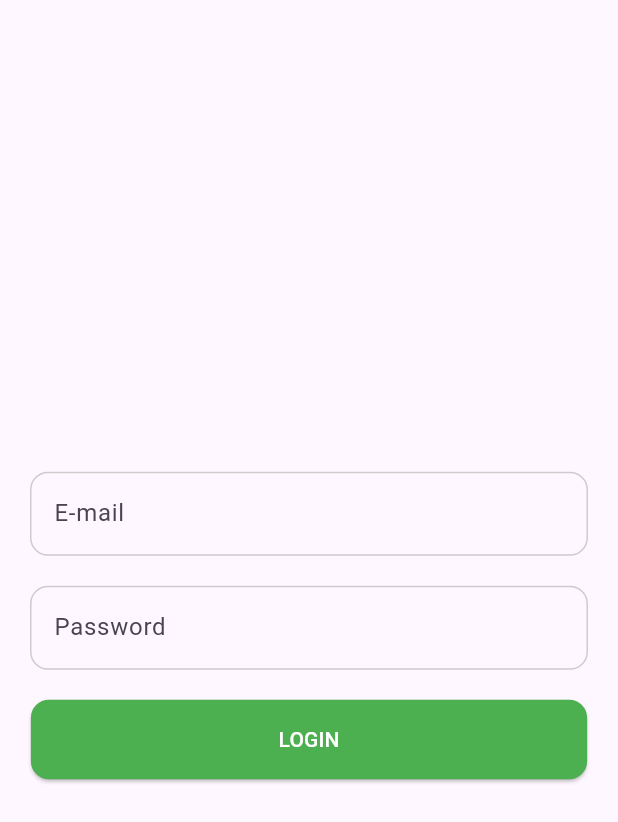
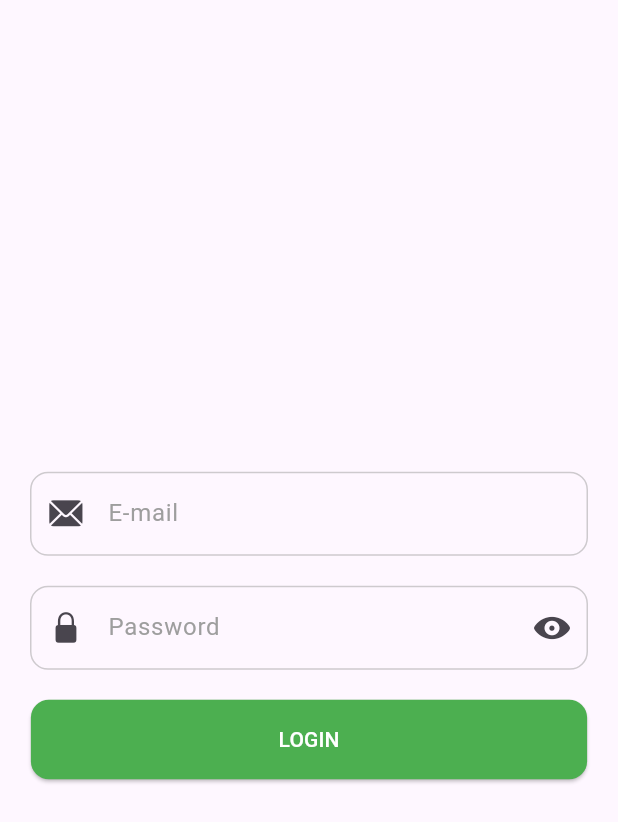
Before and after one commit to Katwal07/MovieApp, a Flutter app: the screen it shows after launch, on a phone screen of 412 x 824 dp. Shown: the top 822 px of the screen. Run offline on Flutter 3.47's test engine with Material 3 defaults, Android fonts, the phone set to English and light mode, and no system bars; our stand-ins replace bloc, equatable, flutter_bloc.

Commit message:
Second commit

```diff
--- a/lib/bloc/login/login_event.dart
+++ b/lib/bloc/login/login_event.dart
@@ -18,4 +18,6 @@ class PasswordChanged extends LoginEvent{
   @override
   List<Object> get props => [password];
 }
+class EmailUnfocused extends LoginEvent{}
+class PasswordUnfocused extends LoginEvent{}
 class LoginApi extends LoginEvent{}
--- a/lib/bloc/login/login_state.dart
+++ b/lib/bloc/login/login_state.dart
@@ -1,6 +1,4 @@
 part of 'login_bloc.dart';
-
-enum LoginStatus { initial, loading, success, error }
 
 class LoginState extends Equatable {
   final String email;
@@ -14,14 +12,19 @@ class LoginState extends Equatable {
     this.loginStatus = LoginStatus.initial,
   });
 
-  LoginState copyWith({String? email, String? password, String? message, LoginStatus? loginStatus}){
+  LoginState copyWith({
+    String? email,
+    String? password,
+    String? message,
+    LoginStatus? loginStatus,
+  }) {
     return LoginState(
-      email: email ?? this.email,
-      password: password ?? this.password,
-      message: message ?? this.message,
-      loginStatus: loginStatus ?? this.loginStatus
-    );
+        email: email ?? this.email,
+        password: password ?? this.password,
+        message: message ?? this.message,
+        loginStatus: loginStatus ?? this.loginStatus);
   }
+
   @override
   List<Object?> get props => [email, password, message, loginStatus];
 }
--- a/lib/configs/components/input_field.dart
+++ b/lib/configs/components/input_field.dart
@@ -2,25 +2,37 @@ part of 'components_imports.dart';
 
 class InputField extends StatelessWidget {
   final String hintText;
-  final FocusNode focusNode;
+  final FocusNode? focusNode;
   final FormFieldValidator? validator;
   final TextInputType? keyboardType;
   final Function(String)? onChanged;
+  final bool obscureText;
+  final Icon? prefixIcon;
+  final Icon? suffixIcon;
+
   const InputField({
     super.key,
     required this.hintText,
     required this.focusNode,
-    this.validator, this.onChanged,  this.keyboardType,
+    this.validator,
+    this.onChanged,
+    this.keyboardType,
+    this.obscureText = false,
+    this.prefixIcon,
+    this.suffixIcon,
   });
 
   @override
   Widget build(BuildContext context) {
     return Padding(
-      padding: const EdgeInsets.symmetric(horizontal: 20,vertical: 10),
+      padding: const EdgeInsets.symmetric(horizontal: 20, vertical: 10),
       child: TextFormField(
         decoration: InputDecoration(
+          prefixIcon: prefixIcon,
+          suffixIcon: suffixIcon,
           hintText: hintText,
           labelText: hintText,
+          labelStyle: const TextStyle(color: Colors.grey),
           enabledBorder: OutlineInputBorder(
             borderRadius: const BorderRadius.all(
               Radius.circular(12),
@@ -38,6 +50,8 @@ class InputField extends StatelessWidget {
         ),
         onChanged: onChanged,
         keyboardType: keyboardType,
+        validator: validator,
+        obscureText: obscureText,
       ),
     );
   }
--- /dev/null
+++ b/lib/configs/urls/app_urls.dart
@@ -0,0 +1,3 @@
+class AppUrls{
+  static const String loginApiUrl = "https://reqres.in/api/login";
+}
--- a/lib/main.dart
+++ b/lib/main.dart
@@ -1,9 +1,6 @@
 import 'package:flutter/material.dart';
-import 'package:flutter_bloc/flutter_bloc.dart';
 import 'package:movie_app/configs/routes/routes_imports.dart';
 import 'package:movie_app/configs/routes/routes_name.dart';
-
-import 'bloc/login/login_bloc.dart';
 
 void main() {
   runApp(const MyApp());
@@ -14,9 +11,7 @@ class MyApp extends StatelessWidget {
 
   @override
   Widget build(BuildContext context) {
-    return BlocProvider(
-      create: (context) => LoginBloc(),
-      child: MaterialApp(
+    return MaterialApp(
       debugShowCheckedModeBanner: false,
       title: 'Movie App',
       theme: ThemeData(
@@ -25,7 +20,6 @@ class MyApp extends StatelessWidget {
       ),
       initialRoute: RoutesName.splash,
       onGenerateRoute: Routes.generateRoute,
-      ),
     );
   }
 }
--- /dev/null
+++ b/lib/repository/auth/login_repository.dart
@@ -0,0 +1,12 @@
+import 'package:movie_app/configs/urls/app_urls.dart';
+import 'package:movie_app/data/network/network_api_service.dart';
+import 'package:movie_app/model/user/user_model.dart';
+
+class LoginRepository{
+  final _api = NetworkApiService();
+  Future<UserModel> loginApi(dynamic data)async{
+    final response = await _api.postApi(AppUrls.loginApiUrl, data);
+    // converts the JSON response from the server into UserModel Object
+    return UserModel.fromJson(response);
+  }
+}
--- /dev/null
+++ b/lib/utils/enums.dart
@@ -0,0 +1 @@
+enum LoginStatus{initial, loading, success, error}
--- a/lib/views/login/login.dart
+++ b/lib/views/login/login.dart
@@ -8,17 +8,37 @@ class LoginView extends StatefulWidget {
 }
 
 class _LoginViewState extends State<LoginView> {
+  late LoginBloc loginBloc;
+
   final emailFocusNode = FocusNode();
   final passwordFocusNode = FocusNode();
   final _formKey = GlobalKey<FormState>();
   @override
+  void initState() {
+    super.initState();
+    loginBloc = LoginBloc();
+  }
+
+  @override
   Widget build(BuildContext context) {
     return Scaffold(
-      body: Center(
+      body: BlocProvider(
+        create: (context) => LoginBloc(),
+        child: Center(
           child: SingleChildScrollView(
             child: SafeArea(
               child: Form(
                 key: _formKey,
+                child: Column(
+                  children: [
+                    LoginEmailInput(emailFocusNode: emailFocusNode),
+                    LoginPasswordInput(passwordFocusNode: passwordFocusNode),
+                    const SizedBox(
+                      height: CustomSize.defaultSpace,
+                    ),
+                    SizedBox(
+                      width: MediaQuery.of(context).size.width * .9,
+                      height: 53,
                       child: BlocListener<LoginBloc, LoginState>(
                         listenWhen: (previous, current) =>
                             current.loginStatus != previous.loginStatus,
@@ -34,82 +54,47 @@ class _LoginViewState extends State<LoginView> {
                                 ),
                               );
                           }
+
                           if (state.loginStatus == LoginStatus.success) {
+                            ScaffoldMessenger.of(context)
+                              ..hideCurrentSnackBar()
+                              ..showSnackBar(
+                                SnackBar(
+                                  content: Text(
+                                    state.message.toString(),
+                                  ),
+                                ),
+                              );
+                          }
+
+                          if (state.loginStatus == LoginStatus.loading) {
                             ScaffoldMessenger.of(context)
                               ..hideCurrentSnackBar()
                               ..showSnackBar(
                                 const SnackBar(
                                   content: Text(
-                            'Login Successful',
+                                    'submitting...',
                                   ),
                                 ),
                               );
                           }
                         },
-                child: Column(
-                  children: [
-                    BlocBuilder<LoginBloc, LoginState>(
+                        child: BlocBuilder<LoginBloc, LoginState>(
                           buildWhen: (previous, current) =>
-                          current.email != previous.email,
+                              current.loginStatus != previous.loginStatus,
                           builder: (context, state) {
-                        return InputField(
-                          focusNode: emailFocusNode,
-                          keyboardType: TextInputType.emailAddress,
-                          hintText: 'E-mail',
-                          onChanged: (value) {
-                            context
-                                .read<LoginBloc>()
-                                .add(EmailChanged(email: value));
+                            return CommonButton(
+                              onPressed: () {
+                                if (_formKey.currentState!.validate()) {
+                                  context.read<LoginBloc>().add(LoginApi());
+                                }
                               },
-                          validator: (value) {
-                            if (value!.isEmpty) {
-                              return "Email is required";
-                            }
-                            return null;
-                          },
+                              child: state.loginStatus == LoginStatus.loading
+                                  ? const CircularProgressIndicator()
+                                  : const Text('LOGIN'),
                             );
                           },
                         ),
-                    BlocBuilder<LoginBloc, LoginState>(
-                      buildWhen: (previous, current) =>
-                          current.password != previous.password,
-                      builder: (context, state) {
-                        return InputField(
-                          focusNode: passwordFocusNode,
-                          keyboardType: TextInputType.visiblePassword,
-                          hintText: 'Password',
-                          onChanged: (value) {
-                            context
-                                .read<LoginBloc>()
-                                .add(PasswordChanged(password: value));
-                          },
-                          validator: (value) {
-                            if (value!.isEmpty) {
-                              return "Password is required";
-                            }
-                            return null;
-                          },
-                        );
-                      },
-                    ),
-                    const SizedBox(
-                      height: CustomSize.defaultSpace,
-                    ),
-                    SizedBox(
-                      width: MediaQuery.of(context).size.width * .9,
-                      height: 53,
-                      child: BlocBuilder<LoginBloc, LoginState>(
-                        buildWhen:(previous, current) => current.loginStatus != previous.loginStatus,
-                        builder: (context, state) {
-                          return CommonButton(
-                            onPressed: () {
-                              if(_formKey.currentState!.validate()){
-                                context.read<LoginBloc>().add(LoginApi());
-                              }
-                            },
-                            child: state.loginStatus == LoginStatus.loading ? const CircularProgressIndicator(): const Text('LOGIN'),
-                          );
-                        },
                       ),
                     ),
                   ],
--- a/lib/views/login/login_imports.dart
+++ b/lib/views/login/login_imports.dart
@@ -1,8 +1,9 @@
 import 'package:flutter/material.dart';
 import 'package:flutter_bloc/flutter_bloc.dart';
 import 'package:movie_app/configs/size/sizes.dart';
-
 import '../../bloc/login/login_bloc.dart';
 import '../../configs/components/components_imports.dart';
+import '../../utils/enums.dart';
+import 'widgets/widgets_imports.dart';
 
 part 'login.dart';
--- /dev/null
+++ b/lib/views/login/widgets/email.dart
@@ -0,0 +1,32 @@
+part of 'widgets_imports.dart';
+
+class LoginEmailInput extends StatelessWidget {
+  const LoginEmailInput({
+    super.key,
+    required this.emailFocusNode,
+  });
+
+  final FocusNode emailFocusNode;
+
+  @override
+  Widget build(BuildContext context) {
+    return BlocBuilder<LoginBloc, LoginState>(
+      buildWhen: (previous, current) =>
+          current.email != previous.email,
+      builder: (context, state) {
+        return InputField(
+          prefixIcon: const Icon(CupertinoIcons.mail_solid),
+          focusNode: emailFocusNode,
+          keyboardType: TextInputType.emailAddress,
+          hintText: 'E-mail',
+          onChanged: (value) {
+            context
+                .read<LoginBloc>()
+                .add(EmailChanged(email: value));
+          },
+          validator: (value)=>AppValidators.validateEmail(value)
+        );
+      },
+    );
+  }
+}
--- /dev/null
+++ b/lib/views/login/widgets/password.dart
@@ -0,0 +1,33 @@
+part of 'widgets_imports.dart';
+
+class LoginPasswordInput extends StatelessWidget {
+  const LoginPasswordInput({
+    super.key,
+    required this.passwordFocusNode,
+  });
+
+  final FocusNode passwordFocusNode;
+
+  @override
+  Widget build(BuildContext context) {
+    return BlocBuilder<LoginBloc, LoginState>(
+      buildWhen: (previous, current) =>
+          current.password != previous.password,
+      builder: (context, state) {
+        return InputField(
+          prefixIcon: const Icon(CupertinoIcons.lock_fill),
+          suffixIcon: const Icon(CupertinoIcons.eye_fill),
+          obscureText: true,
+          focusNode: passwordFocusNode,
+          keyboardType: TextInputType.visiblePassword,
+          hintText: 'Password',
+          onChanged: (value) {
+            context
+                .read<LoginBloc>()
+                .add(PasswordChanged(password: value));
+          },
+          validator: (value) => AppValidators.validatePassword(value)        );
+      },
+    );
+  }
+}
```
Also changed, not shown: lib/bloc/login/login_bloc.dart (+35 -47 lines), lib/data/network/network_api_service.dart (+12 -3 lines), lib/model/user/user_model.dart (+16 -10 lines), lib/utils/validation.dart (added, +37 -0 lines), lib/views/login/widgets/widgets_imports.dart (added, +10 -0 lines). Lines whose indentation alone changed are shown as unchanged.
